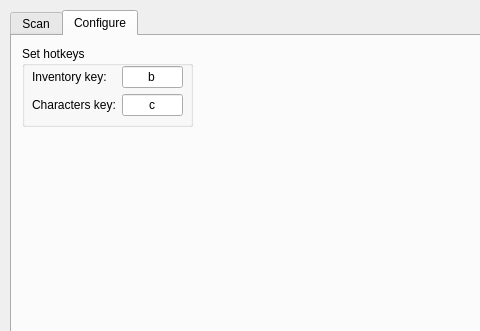
This is src/ui/hsr_scanner.ui in kel-z/HSR-Scanner as Qt 5 draws it before an edit; both pictures show x 0 to 480 and y 0 to 331 of the 700 by 450 pixel window. The edited form follows.
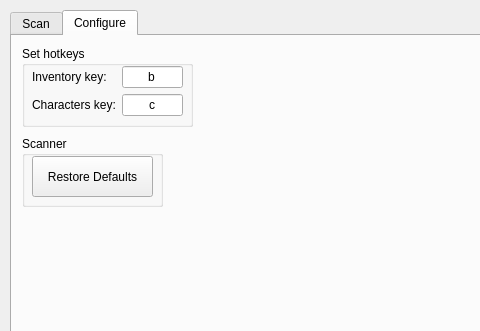
This is the edited form. The open tabs and pages were chosen to show the change.

```diff
--- a/src/ui/hsr_scanner.ui
+++ b/src/ui/hsr_scanner.ui
@@ -633,6 +633,32 @@
        </layout>
       </widget>
      </widget>
+     <widget class="QGroupBox" name="groupBox_7">
+      <property name="geometry">
+       <rect>
+        <x>10</x>
+        <y>100</y>
+        <width>141</width>
+        <height>71</height>
+       </rect>
+      </property>
+      <property name="title">
+       <string>Scanner</string>
+      </property>
+      <widget class="QPushButton" name="pushButtonRestoreDefaults">
+       <property name="geometry">
+        <rect>
+         <x>10</x>
+         <y>20</y>
+         <width>121</width>
+         <height>41</height>
+        </rect>
+       </property>
+       <property name="text">
+        <string>Restore Defaults</string>
+       </property>
+      </widget>
+     </widget>
     </widget>
    </widget>
   </widget>
```
Left out of the diff: 4 changed lines with no effect on the pictures.
